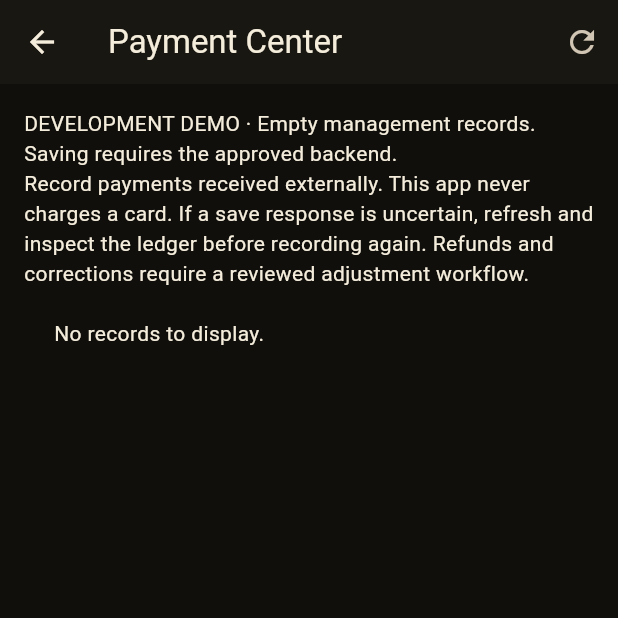
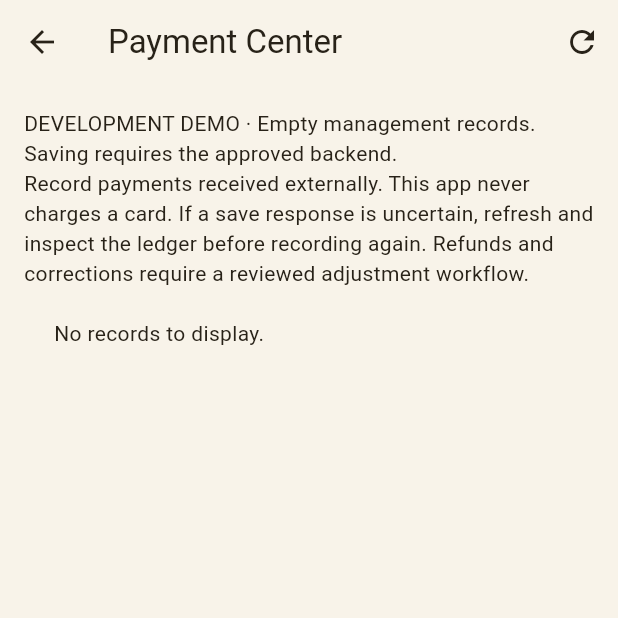
Before and after one commit to Huckleberry-Jon/baucomdetailing.com, a Flutter app: the screen it shows after launch, after a tap on "Open demo dashboard", after a tap on "Payments", on a phone screen of 412 x 824 dp, the top half of it. Run offline on Flutter 3.47's test engine with Material 3 defaults, Android fonts, the phone set to English and light mode, and no system bars; our stand-ins replace image_picker, pdf, printing, timezone.

Commit message:
Lighten owner app with accessible cream and gold theme

```diff
--- a/apps/docdetailing_owner/lib/main.dart
+++ b/apps/docdetailing_owner/lib/main.dart
@@ -1,3 +1,4 @@
+import 'owner_theme.dart';
 import 'service_shortcuts.dart';
 import 'service_supplies_screen.dart';
 import 'business_settings_screen.dart';
@@ -31,24 +32,7 @@ class OwnerApp extends StatelessWidget {
   @override
   Widget build(BuildContext context) => MaterialApp(
     title: 'DocDetailing — development',
-    theme: ThemeData(
-      colorScheme:
-          ColorScheme.fromSeed(
-            seedColor: const Color(0xffd4ad60),
-            brightness: Brightness.dark,
-          ).copyWith(
-            primary: const Color(0xffe4bf73),
-            onPrimary: const Color(0xff211907),
-            surface: const Color(0xff191711),
-            onSurface: const Color(0xfff5eddc),
-          ),
-      scaffoldBackgroundColor: const Color(0xff100f0c),
-      inputDecorationTheme: const InputDecorationTheme(
-        filled: true,
-        border: OutlineInputBorder(),
-      ),
-      useMaterial3: true,
-    ),
+    theme: ownerTheme(),
     home: OwnerHome(api: api),
   );
 }
--- /dev/null
+++ b/apps/docdetailing_owner/lib/owner_theme.dart
@@ -0,0 +1,106 @@
+import 'package:flutter/material.dart';
+import 'package:flutter/services.dart';
+
+ThemeData ownerTheme() {
+  const ink = Color(0xff282218);
+  const muted = Color(0xff5c5140);
+  const gold = Color(0xffe5bd6b);
+  const accent = Color(0xff755019);
+  const paper = Color(0xfff8f3e9);
+  const card = Color(0xfffffdf8);
+  final scheme =
+      ColorScheme.fromSeed(
+        seedColor: gold,
+        brightness: Brightness.light,
+      ).copyWith(
+        primary: accent,
+        onPrimary: Colors.white,
+        primaryContainer: const Color(0xfff5dfad),
+        onPrimaryContainer: ink,
+        secondary: const Color(0xff66543a),
+        onSecondary: Colors.white,
+        secondaryContainer: const Color(0xffefe1c7),
+        onSecondaryContainer: ink,
+        surface: card,
+        onSurface: ink,
+        onSurfaceVariant: muted,
+        surfaceContainerLowest: Colors.white,
+        surfaceContainerLow: const Color(0xfff5eddf),
+        surfaceContainer: const Color(0xfff0e6d4),
+        surfaceContainerHigh: const Color(0xffecdfc8),
+        surfaceContainerHighest: const Color(0xffe7d8bc),
+        outline: const Color(0xff8b795b),
+        outlineVariant: const Color(0xffd5c7af),
+        error: const Color(0xffa62222),
+        onError: Colors.white,
+        errorContainer: const Color(0xffffe8e2),
+        onErrorContainer: const Color(0xff741414),
+      );
+  return ThemeData(
+    useMaterial3: true,
+    colorScheme: scheme,
+    scaffoldBackgroundColor: paper,
+    appBarTheme: const AppBarTheme(
+      backgroundColor: paper,
+      foregroundColor: ink,
+      surfaceTintColor: Colors.transparent,
+      systemOverlayStyle: SystemUiOverlayStyle.dark,
+    ),
+    cardTheme: CardThemeData(
+      color: card,
+      surfaceTintColor: Colors.transparent,
+      elevation: 0,
+      shape: RoundedRectangleBorder(
+        borderRadius: BorderRadius.circular(16),
+        side: const BorderSide(color: Color(0xffd5c7af)),
+      ),
+    ),
+    drawerTheme: const DrawerThemeData(
+      backgroundColor: paper,
+      surfaceTintColor: Colors.transparent,
+    ),
+    dialogTheme: const DialogThemeData(
+      backgroundColor: card,
+      surfaceTintColor: Colors.transparent,
+    ),
+    bottomSheetTheme: const BottomSheetThemeData(
+      backgroundColor: card,
+      surfaceTintColor: Colors.transparent,
+    ),
+    inputDecorationTheme: InputDecorationTheme(
+      filled: true,
+      fillColor: Colors.white,
+      labelStyle: const TextStyle(color: muted),
+      hintStyle: const TextStyle(color: muted),
+      errorStyle: TextStyle(color: scheme.error),
+      border: const OutlineInputBorder(),
+      enabledBorder: const OutlineInputBorder(
+        borderSide: BorderSide(color: Color(0xff8b795b)),
+      ),
+      focusedBorder: const OutlineInputBorder(
+        borderSide: BorderSide(color: accent, width: 2),
+      ),
+    ),
+    filledButtonTheme: FilledButtonThemeData(
+      style: FilledButton.styleFrom(
+        backgroundColor: gold,
+        foregroundColor: ink,
+        minimumSize: const Size(48, 48),
+      ),
+    ),
+    outlinedButtonTheme: OutlinedButtonThemeData(
+      style: OutlinedButton.styleFrom(
+        foregroundColor: accent,
+        side: const BorderSide(color: accent),
+        minimumSize: const Size(48, 48),
+      ),
+    ),
+    textButtonTheme: TextButtonThemeData(
+      style: TextButton.styleFrom(
+        foregroundColor: accent,
+        minimumSize: const Size(48, 48),
+      ),
+    ),
+    dividerTheme: const DividerThemeData(color: Color(0xffd5c7af)),
+  );
+}
```
Also changed, not shown: deployment/light-app-theme-verification-2026-11-01.json (added, +24 -0 lines), 1 other file.
